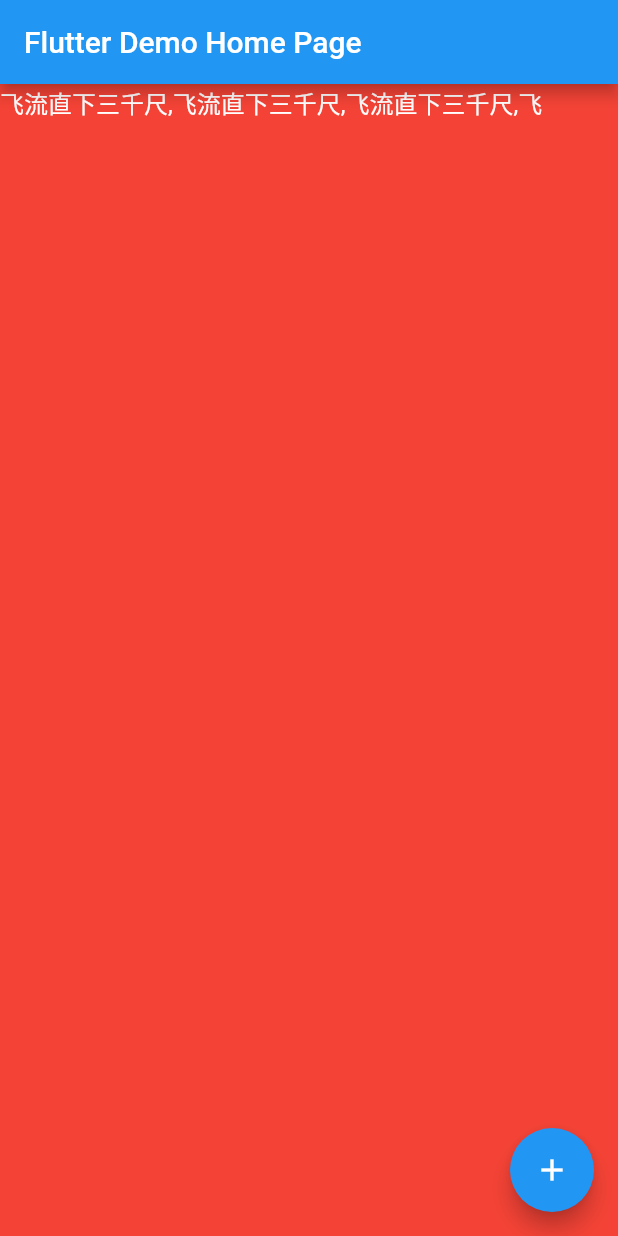
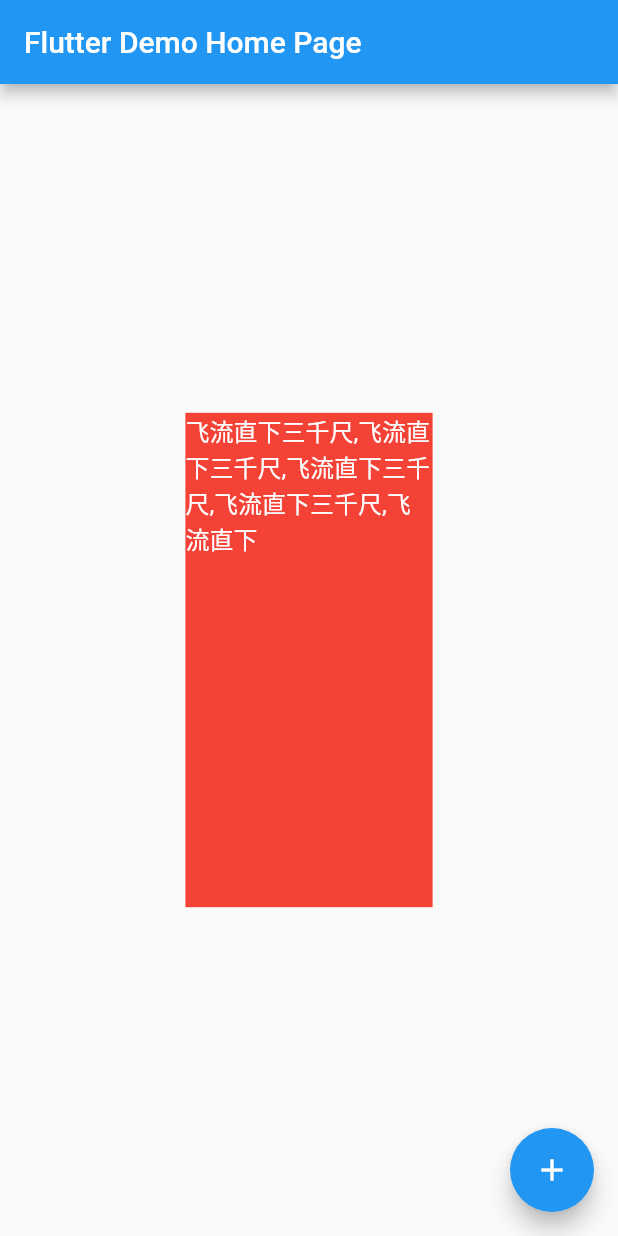
Before and after one commit to aa41/GifImage, a Flutter app: the screen it shows after launch, after a tap on the "add" icon, on a phone screen of 412 x 824 dp. Run offline on Flutter 3.47's test engine with Material 2 defaults, Android fonts, the phone set to English and light mode, and no system bars.

Commit message:
修改监听时机

```diff
--- a/lib/main.dart
+++ b/lib/main.dart
@@ -31,13 +31,14 @@ class _MyHomePageState extends State<MyHomePage> with TickerProviderStateMixin {
   AnimationController _controller;
 
   void _incrementCounter() {
-    _controller.forward(from: 0.0);
+    _controller.reverse(from: 1.0);
   }
 
   @override
   void initState() {
     super.initState();
-    _controller = AnimationController(vsync: this,duration: Duration(milliseconds: 2000));
+    _controller = AnimationController(vsync: this,duration: Duration(milliseconds: 5000));
+    _controller.forward(from: 0.0);
   }
 
   @override
@@ -51,8 +52,8 @@ class _MyHomePageState extends State<MyHomePage> with TickerProviderStateMixin {
         // in the middle of the parent.
         child: Wrapper(designWidth: 500, designHeight: 500, child: (utils,ctx){
           return Container(
-            width: utils.wrapWidth(500),
-            height: utils.wrapHeight(500),
+            width: utils.wrapWidth(200),
+            height: utils.wrapHeight(200),
             color: Colors.red,
             child: TextAnimatorWidget(
               text: Text('飞流直下三千尺,飞流直下三千尺,飞流直下三千尺,飞流直下三千尺,飞流直下三千尺,飞流直下三千尺',style: TextStyle(fontSize: 16,color: Colors.white),),
--- a/lib/wrap/wrap.dart
+++ b/lib/wrap/wrap.dart
@@ -19,7 +19,9 @@ class Wrapper extends StatefulWidget {
         super(key: key);
 
   static WrapperUtils of(BuildContext context) {
-    return (context.ancestorStateOfType(TypeMatcher<WrapperState>()) as WrapperState)?.utils;
+    return (context.ancestorStateOfType(TypeMatcher<WrapperState>())
+            as WrapperState)
+        ?.utils;
   }
 
   @override
@@ -29,25 +31,24 @@ class Wrapper extends StatefulWidget {
 class WrapperState extends State<Wrapper> {
   double screenWidth = 0, screenHeight = 0;
   WrapperUtils _utils;
+  Function defaultMetricsChanged;
 
   @override
   void initState() {
     super.initState();
-    WidgetsBinding.instance.addPostFrameCallback((_) {
-      var defaultMetricsChanged = window.onMetricsChanged;
+    defaultMetricsChanged = window.onMetricsChanged;
     window.onMetricsChanged = () {
       defaultMetricsChanged?.call();
       if (!window.physicalSize.isEmpty) {
         screenWidth = window.physicalSize.width / window.devicePixelRatio;
         screenHeight = window.physicalSize.height / window.devicePixelRatio;
-          _utils = WrapperUtils(screenWidth, screenHeight, widget.designWidth,
-              widget.designHeight);
+        _utils = WrapperUtils(
+            screenWidth, screenHeight, widget.designWidth, widget.designHeight);
         if (mounted) {
           setState(() {});
         }
       }
     };
-    });
   }
 
   @override
@@ -68,6 +69,11 @@ class WrapperState extends State<Wrapper> {
 
   WrapperUtils get utils => _utils;
 
+  @override
+  void dispose() {
+    window.onMetricsChanged = defaultMetricsChanged;
+    super.dispose();
+  }
 }
 
 class WrapperUtils {
```
Lines whose indentation alone changed are shown as unchanged.
